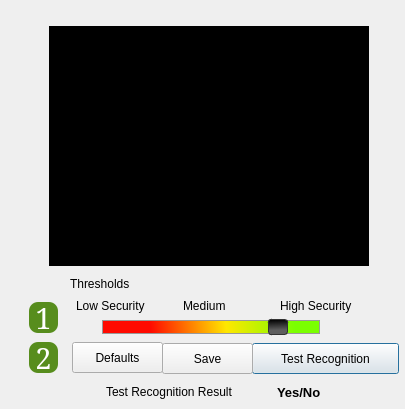
Old version of the form data/ui/uifiles/faceTrainerAdvSettings.ui in the repository Nolaan/pam-face-authentication.
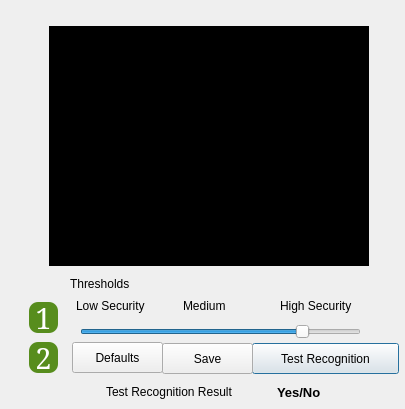
New version of the form. Icons and pictures are not drawn.

What changed in the file:
```diff
--- a/data/ui/uifiles/faceTrainerAdvSettings.ui
+++ b/data/ui/uifiles/faceTrainerAdvSettings.ui
@@ -296,62 +296,6 @@
     <string>Defaults</string>
    </property>
   </widget>
-  <widget class="QSlider" name="percentage">
-   <property name="geometry">
-    <rect>
-     <x>102</x>
-     <y>312</y>
-     <width>218</width>
-     <height>31</height>
-    </rect>
-   </property>
-   <property name="styleSheet">
-    <string> QSlider::groove:horizontal {
-	 
-     border: 1px solid #999999;
-     height: 12px; /* the groove expands to the size of the slider by default. by giving it a height, it has a fixed size */
-     background: qlineargradient(spread:pad, x1:0.222, y1:0.591318, x2:0.928, y2:0.585, stop:0 rgba(255, 10, 0, 255), stop:0.494444 rgba(255, 231, 0, 255), stop:0.938889 rgba(122, 255, 0, 255));
-     margin: 2px 0;
- }
-
- QSlider::handle:horizontal {
-     background:  qlineargradient(spread:pad, x1:0.389, y1:0, x2:0.422, y2:0.698682, stop:0 rgba(0, 0, 0, 255), stop:1 rgba(94, 94, 94, 255));
-     border: 1px solid #333333;
-     width: 18px;
-     margin: -2px 0; /* handle is placed by default on the contents rect of the groove. Expand outside the groove */
-     border-radius: 3px;
- }
-
-</string>
-   </property>
-   <property name="minimum">
-    <number>1</number>
-   </property>
-   <property name="maximum">
-    <number>90</number>
-   </property>
-   <property name="value">
-    <number>76</number>
-   </property>
-   <property name="tracking">
-    <bool>true</bool>
-   </property>
-   <property name="orientation">
-    <enum>Qt::Horizontal</enum>
-   </property>
-   <property name="invertedAppearance">
-    <bool>false</bool>
-   </property>
-   <property name="invertedControls">
-    <bool>false</bool>
-   </property>
-   <property name="tickPosition">
-    <enum>QSlider::TicksAbove</enum>
-   </property>
-   <property name="tickInterval">
-    <number>10</number>
-   </property>
-  </widget>
   <widget class="QLabel" name="label_5">
    <property name="geometry">
     <rect>
@@ -368,6 +312,22 @@
     <bool>true</bool>
    </property>
   </widget>
+  <widget class="QSlider" name="percentage">
+   <property name="geometry">
+    <rect>
+     <x>80</x>
+     <y>320</y>
+     <width>281</width>
+     <height>23</height>
+    </rect>
+   </property>
+   <property name="sliderPosition">
+    <number>80</number>
+   </property>
+   <property name="orientation">
+    <enum>Qt::Horizontal</enum>
+   </property>
+  </widget>
  </widget>
  <resources>
   <include location="../../../graphics.qrc"/>
```
